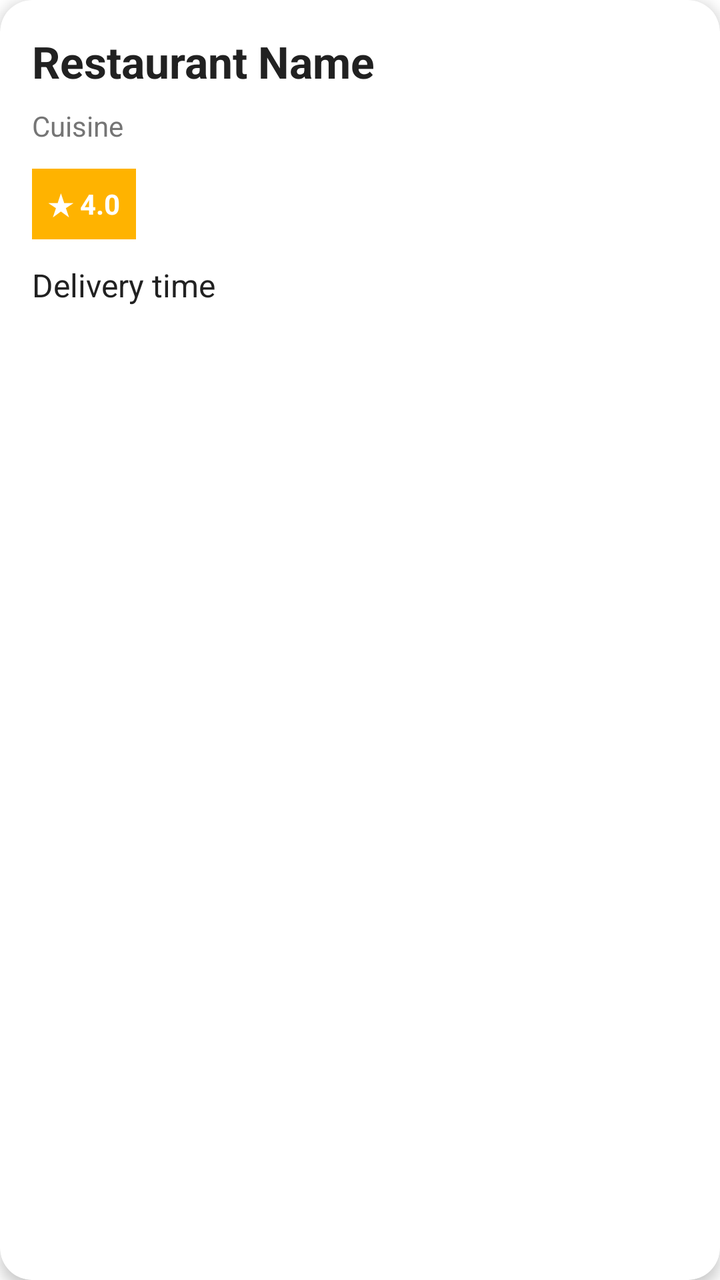
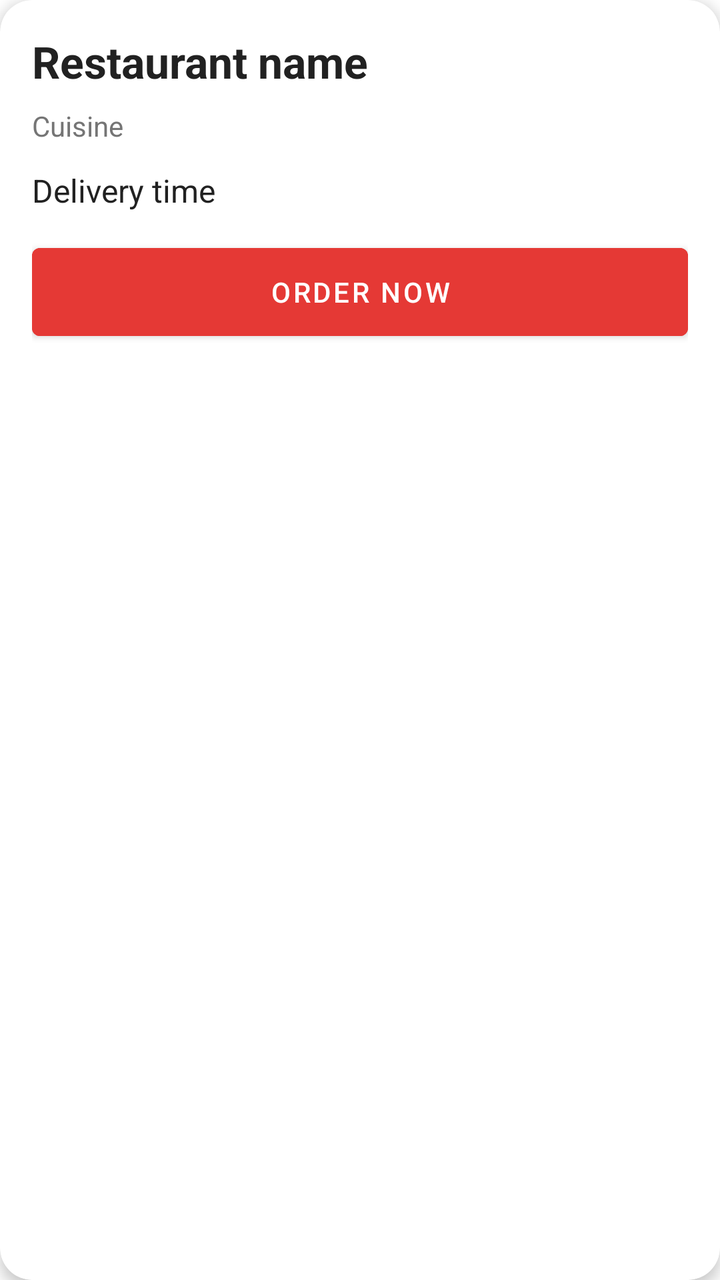

The first picture is an Android layout as it rendered before a commit; the second is the same layout after the commit. The layout source and the unified diff follow.
<!-- AndroidManifest.xml: application theme Theme.FoodDeliveryApp -->
<!-- res/layout/item_restaurant.xml -->
<?xml version="1.0" encoding="utf-8"?>
<androidx.cardview.widget.CardView xmlns:android="http://schemas.android.com/apk/res/android"
    xmlns:app="http://schemas.android.com/apk/res-auto"
    android:layout_width="match_parent"
    android:layout_height="wrap_content"
    android:layout_margin="12dp"
    app:cardCornerRadius="16dp"
    app:cardElevation="4dp">

    <LinearLayout
        android:layout_width="match_parent"
        android:layout_height="wrap_content"
        android:orientation="vertical"
        android:padding="16dp">

        <TextView
            android:id="@+id/restaurantName"
            android:layout_width="match_parent"
            android:layout_height="wrap_content"
            android:text="Restaurant Name"
            android:textColor="@color/text_primary"
            android:textSize="22sp"
            android:textStyle="bold" />

        <TextView
            android:id="@+id/restaurantCuisine"
            android:layout_width="match_parent"
            android:layout_height="wrap_content"
            android:layout_marginTop="8dp"
            android:text="Cuisine"
            android:textColor="@color/text_secondary"
            android:textSize="14sp" />

        <TextView
            android:id="@+id/restaurantRating"
            android:layout_width="wrap_content"
            android:layout_height="wrap_content"
            android:layout_marginTop="12dp"
            android:background="@color/accent"
            android:padding="8dp"
            android:text="★ 4.0"
            android:textColor="@color/white"
            android:textStyle="bold" />

        <TextView
            android:id="@+id/restaurantInfo"
            android:layout_width="match_parent"
            android:layout_height="wrap_content"
            android:layout_marginTop="12dp"
            android:text="Delivery time"
            android:textColor="@color/text_primary"
            android:textSize="16sp" />

    </LinearLayout>

</androidx.cardview.widget.CardView>
<!-- resources referenced by this layout -->
<resources>
  <color name="accent">#FFB300</color>
  <color name="text_primary">#212121</color>
  <color name="text_secondary">#757575</color>
  <color name="white">#FFFFFF</color>
  <style name="Theme.FoodDeliveryApp" parent="Theme.MaterialComponents.DayNight.NoActionBar">
          <item name="colorPrimary">@color/primary</item>
          <item name="colorPrimaryVariant">@color/primary_dark</item>
          <item name="colorSecondary">@color/accent</item>
          <item name="android:statusBarColor">@color/primary_dark</item>
          <item name="android:navigationBarColor">@color/white</item>
      </style>
  <color name="primary">#E53935</color>
  <color name="primary_dark">#B71C1C</color>
</resources>

<!-- the commit's change to res/layout/item_restaurant.xml (unified diff, before → after) -->
@@ -17,7 +17,7 @@
             android:id="@+id/restaurantName"
             android:layout_width="match_parent"
             android:layout_height="wrap_content"
-            android:text="Restaurant Name"
+            android:text="Restaurant name"
             android:textColor="@color/text_primary"
             android:textSize="22sp"
             android:textStyle="bold" />
@@ -32,17 +32,6 @@
             android:textSize="14sp" />
 
         <TextView
-            android:id="@+id/restaurantRating"
-            android:layout_width="wrap_content"
-            android:layout_height="wrap_content"
-            android:layout_marginTop="12dp"
-            android:background="@color/accent"
-            android:padding="8dp"
-            android:text="★ 4.0"
-            android:textColor="@color/white"
-            android:textStyle="bold" />
-
-        <TextView
             android:id="@+id/restaurantInfo"
             android:layout_width="match_parent"
             android:layout_height="wrap_content"
@@ -51,6 +40,15 @@
             android:textColor="@color/text_primary"
             android:textSize="16sp" />
 
+        <Button
+            android:id="@+id/orderButton"
+            android:layout_width="match_parent"
+            android:layout_height="56dp"
+            android:layout_marginTop="12dp"
+            android:backgroundTint="@color/primary"
+            android:text="@string/order_now"
+            android:textColor="@color/white" />
+
     </LinearLayout>
 
 </androidx.cardview.widget.CardView>
<!-- resource entries referenced after the edit -->
@@ -4,6 +4,7 @@
   <color name="text_primary">#212121</color>
   <color name="text_secondary">#757575</color>
   <color name="white">#FFFFFF</color>
+  <string name="order_now">Order now</string>
   <style name="Theme.FoodDeliveryApp" parent="Theme.MaterialComponents.DayNight.NoActionBar">
           <item name="colorPrimary">@color/primary</item>
           <item name="colorPrimaryVariant">@color/primary_dark</item>
